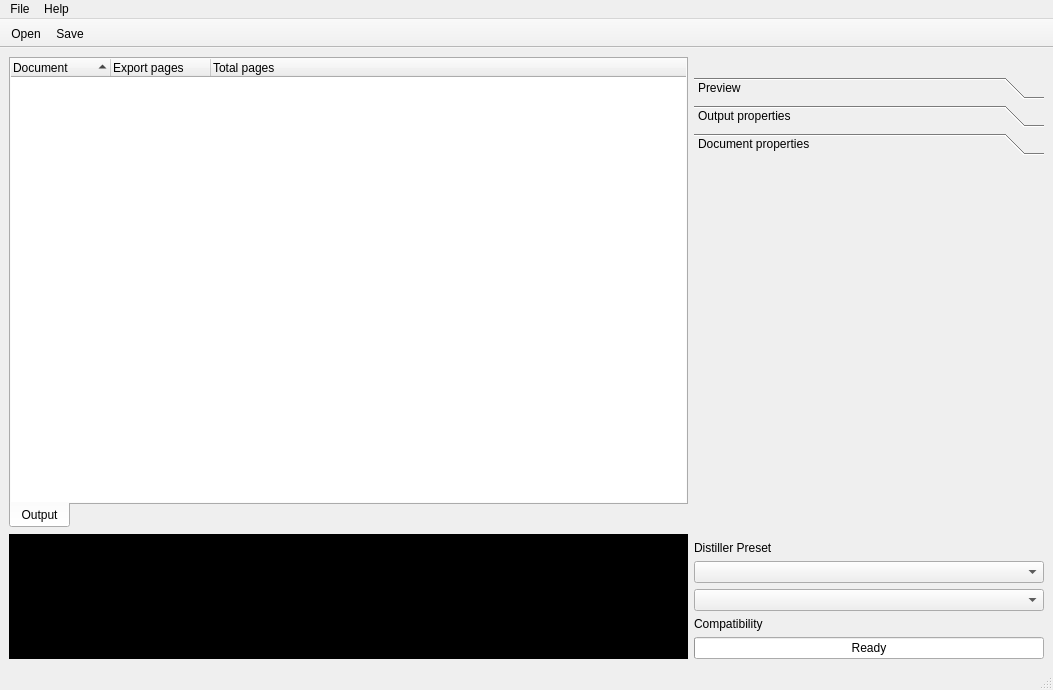
Above: assets/fusepdf.ui from nettstudio/fusepdf before the change. Below: the same form after it.
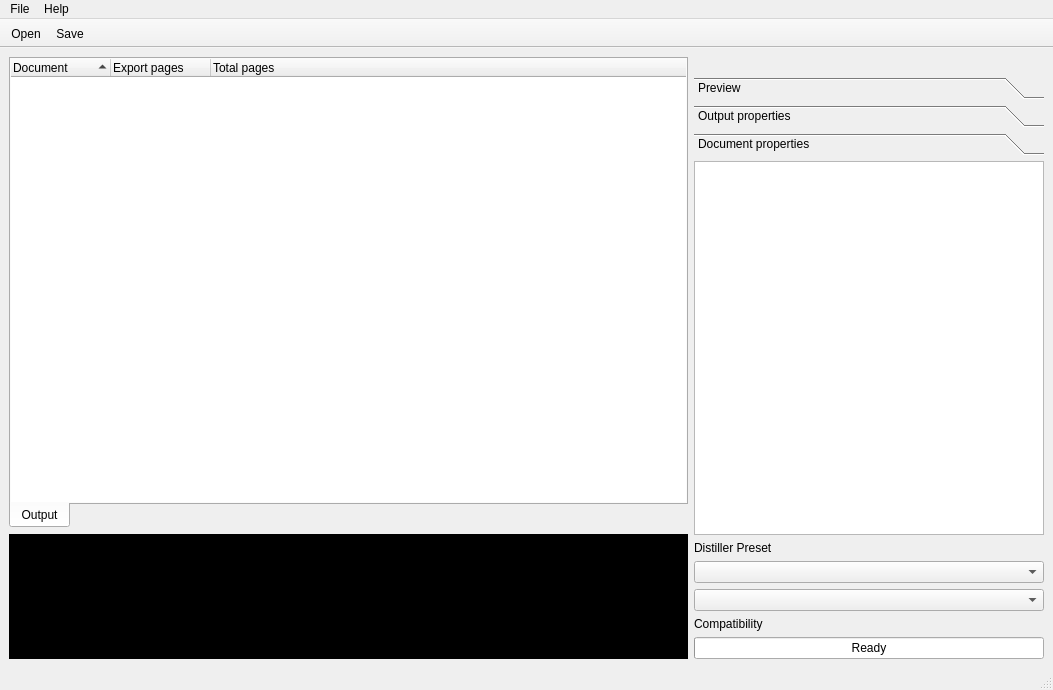
That is the form after the change. The open tabs and pages were chosen to show the change. Icons and pictures are not drawn. Custom widgets are drawn as their Qt base class.

Commit message: get pdf info (wip)

```diff
--- a/assets/fusepdf.ui
+++ b/assets/fusepdf.ui
@@ -397,6 +397,32 @@
           <attribute name="label">
            <string>Document properties</string>
           </attribute>
+          <layout class="QVBoxLayout" name="verticalLayout_4">
+           <property name="leftMargin">
+            <number>0</number>
+           </property>
+           <property name="topMargin">
+            <number>0</number>
+           </property>
+           <property name="rightMargin">
+            <number>0</number>
+           </property>
+           <property name="bottomMargin">
+            <number>0</number>
+           </property>
+           <item>
+            <widget class="QPlainTextEdit" name="pdfInfo">
+             <property name="font">
+              <font>
+               <pointsize>8</pointsize>
+              </font>
+             </property>
+             <property name="readOnly">
+              <bool>true</bool>
+             </property>
+            </widget>
+           </item>
+          </layout>
          </widget>
         </widget>
        </item>
```
Left out of the diff: 2 changed lines with no effect on the pictures. The commit also changes 2 other files.
